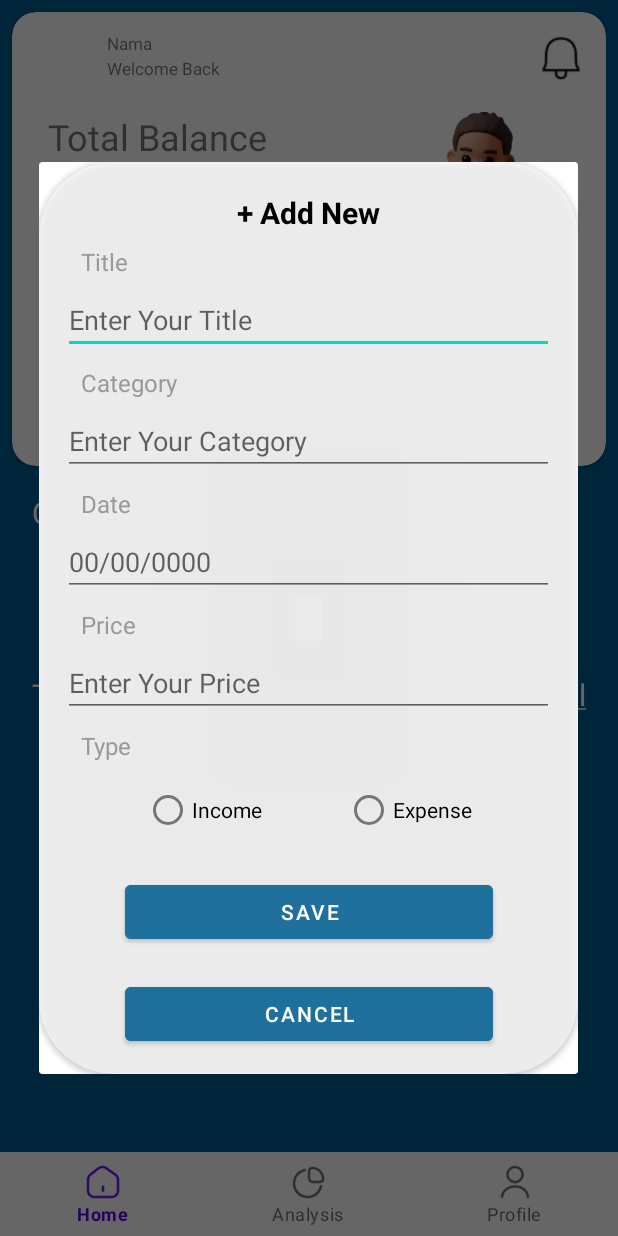
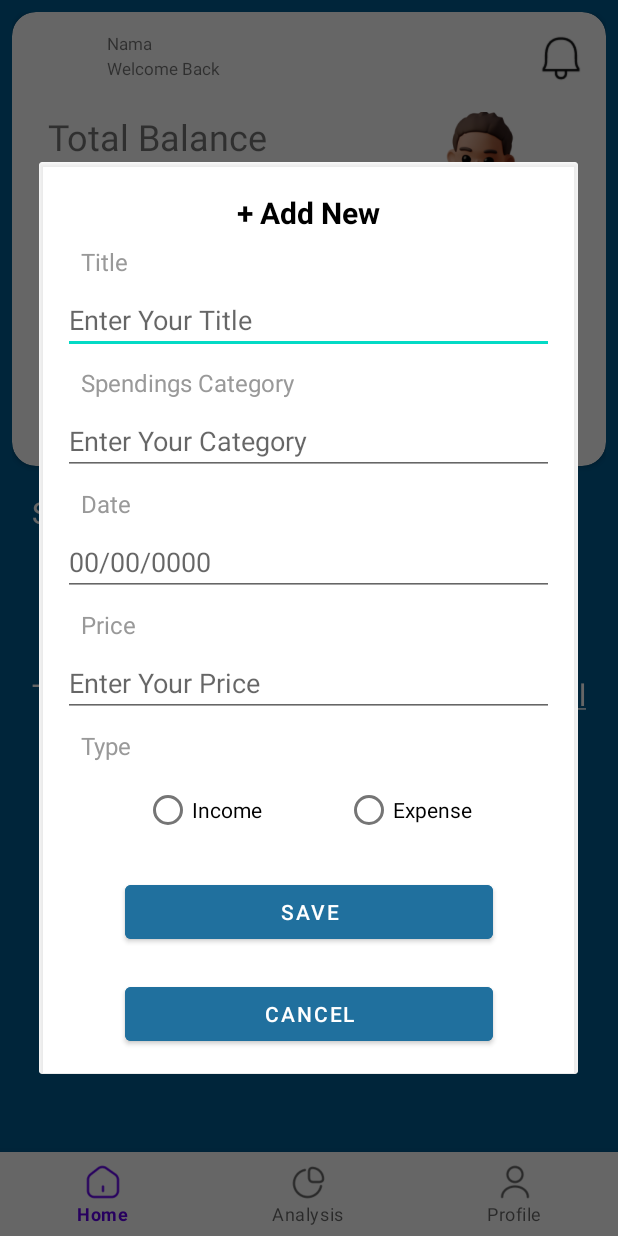
Before and after one commit to xryar/Gebung, an Android app: the HomeFragment screen opened directly, with no data from a screen before it, after a tap on an icon or button, on a phone screen of 412 x 824 dp. Run offline under Robolectric (Android 15) with nearby library versions, the phone set to English and light mode, and no system bars; our stand-ins replace navigation-ui.

Commit message:
fix some pop-up

```diff
--- a/app/src/main/res/layout/custom_dialog.xml
+++ b/app/src/main/res/layout/custom_dialog.xml
@@ -3,8 +3,7 @@
     android:layout_width="match_parent"
     android:layout_height="wrap_content"
     android:backgroundTint="@color/transparent_background"
-    xmlns:app="http://schemas.android.com/apk/res-auto"
-    app:cardCornerRadius="50dp">
+    xmlns:app="http://schemas.android.com/apk/res-auto">
 
     <androidx.constraintlayout.widget.ConstraintLayout
         android:layout_width="match_parent"
--- a/app/src/main/res/layout/logout_dialog.xml
+++ b/app/src/main/res/layout/logout_dialog.xml
@@ -3,9 +3,7 @@
     android:layout_width="match_parent"
     android:layout_height="wrap_content"
     xmlns:app="http://schemas.android.com/apk/res-auto"
-    android:padding="8dp"
-    app:cardCornerRadius="50dp"
-    app:cardElevation="12dp">
+    android:padding="8dp">
 
     <androidx.constraintlayout.widget.ConstraintLayout
         android:layout_width="match_parent"
--- a/app/src/main/res/layout/success_dialog.xml
+++ b/app/src/main/res/layout/success_dialog.xml
@@ -3,9 +3,7 @@
     android:layout_width="match_parent"
     android:layout_height="wrap_content"
     xmlns:app="http://schemas.android.com/apk/res-auto"
-    android:padding="8dp"
-    app:cardCornerRadius="50dp"
-    app:cardElevation="12dp">
+    android:padding="8dp">
 
     <androidx.constraintlayout.widget.ConstraintLayout
         android:layout_width="match_parent"
--- a/app/src/main/res/values/strings.xml
+++ b/app/src/main/res/values/strings.xml
@@ -14,7 +14,7 @@
     <string name="income_money">+ Rp 500.000</string>
     <string name="spendings">Spendings</string>
     <string name="spending_money">- Rp 300.000</string>
-    <string name="category">Category</string>
+    <string name="category">Spendings Category</string>
     <string name="transaction">Transaction</string>
     <string name="plugin_desc">gambar orang menabung</string>
     <string name="history"><u>View all</u></string>
```
